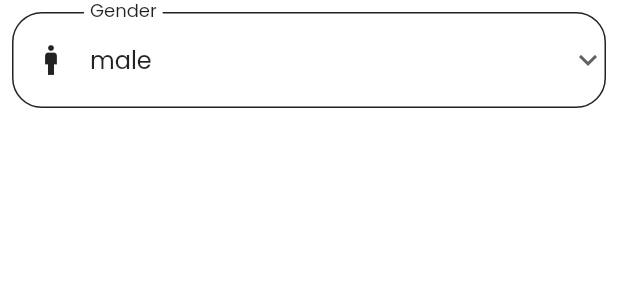
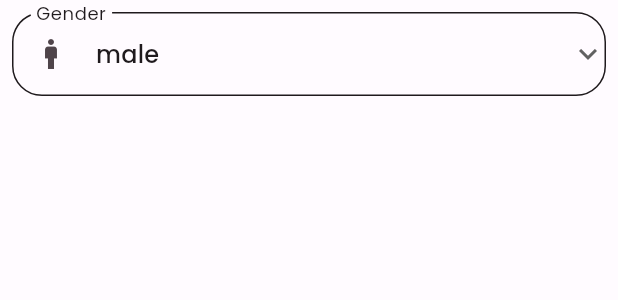
Before and after one commit to MarcoSare/to_do, a Flutter app: the DownListGender widget shown alone on an empty page, opened directly, on a phone screen of 412 x 824 dp. Shown: the top 300 px of the screen. Run offline on Flutter 3.47's test engine with Material 2 defaults, Android fonts, the phone set to English and light mode, and no system bars; our stand-ins replace awesome_dialog, email_validator, shared_preferences, sn_progress_dialog, social_login_buttons; accounts and stored records are empty; network calls fail.

Commit message:
Sesión 11
Sesión 11

```diff
--- a/lib/main.dart
+++ b/lib/main.dart
@@ -4,6 +4,7 @@ import 'package:to_do/provider/theme_provider.dart';
 import 'package:to_do/routes.dart';
 import 'package:to_do/screens/home_screen.dart';
 import 'package:to_do/screens/login_screen.dart';
+import 'package:to_do/screens/regsiter.screen.dart';
 import 'package:to_do/settings/preferences_system.dart';
 import 'package:to_do/settings/preferences_user.dart';
 import 'package:to_do/settings/styles_settings.dart';
--- a/lib/screens/home_screen.dart
+++ b/lib/screens/home_screen.dart
@@ -37,7 +37,6 @@ class _HomeScreenState extends State<HomeScreen> {
                   appBar: AppBar(
                     title: Text(
                       "Hola ${user.firstName!}",
-                      style: const TextStyle(color: Colors.white),
                     ),
                   ),
                   drawer: Drawer(
--- a/lib/settings/styles_settings.dart
+++ b/lib/settings/styles_settings.dart
@@ -2,52 +2,118 @@ import 'package:flutter/material.dart';
 
 class MyThemes {
   static final lightTheme = ThemeData(
+      useMaterial3: true,
+      colorScheme: lightColorScheme,
       fontFamily: "PopPins",
-      primarySwatch: Colors.red,
-      primaryColorLight: Colors.black87,
-      scaffoldBackgroundColor: Colors.white,
       inputDecorationTheme: InputDecorationTheme(
         enabledBorder: OutlineInputBorder(
-            borderSide: const BorderSide(color: Colors.black87),
+            borderSide: const BorderSide(color: Color(0xFF1F1A1D)),
             borderRadius: BorderRadius.circular(20)),
         focusedBorder: OutlineInputBorder(
-            borderSide: const BorderSide(color: Colors.purple),
+            borderSide: const BorderSide(color: Color(0xFF933E82)),
             borderRadius: BorderRadius.circular(20)),
         errorBorder: OutlineInputBorder(
-            borderSide: const BorderSide(color: Colors.red),
+            borderSide: const BorderSide(color: Color(0xFFD21D35)),
             borderRadius: BorderRadius.circular(20)),
         focusedErrorBorder: OutlineInputBorder(
-            borderSide: const BorderSide(color: Colors.red),
+            borderSide: const BorderSide(color: Color(0xFFD21D35)),
             borderRadius: BorderRadius.circular(20)),
-        hintStyle: const TextStyle(color: Colors.black87),
+        hintStyle: const TextStyle(color: Color(0xFF1F1A1D)),
         labelStyle: const TextStyle(
-          color: Colors.black87,
+          color: Color(0xFF1F1A1D),
         ),
       ),
       textTheme: TextTheme(displayLarge: TextStyle(color: Colors.amber)));
 
   static final darkTheme = ThemeData(
+      useMaterial3: true,
+      colorScheme: darkColorScheme,
       fontFamily: "PopPins",
-      primarySwatch: Colors.red,
-      primaryColorLight: Colors.white,
-      scaffoldBackgroundColor: Colors.black87,
       inputDecorationTheme: InputDecorationTheme(
         enabledBorder: OutlineInputBorder(
-            borderSide: const BorderSide(color: Colors.white),
+            borderSide: const BorderSide(color: Color(0xFFEAE0E3)),
             borderRadius: BorderRadius.circular(20)),
         focusedBorder: OutlineInputBorder(
-            borderSide: const BorderSide(color: Colors.purple),
+            borderSide: const BorderSide(color: Color(0xFFFFACE8)),
             borderRadius: BorderRadius.circular(20)),
         errorBorder: OutlineInputBorder(
-            borderSide: const BorderSide(color: Colors.red),
+            borderSide: const BorderSide(color: Color(0xFFFFB4AB)),
             borderRadius: BorderRadius.circular(20)),
         focusedErrorBorder: OutlineInputBorder(
-            borderSide: const BorderSide(color: Colors.red),
+            borderSide: const BorderSide(color: Color(0xFFFFB4AB)),
             borderRadius: BorderRadius.circular(20)),
-        hintStyle: const TextStyle(color: Colors.white),
+        hintStyle: const TextStyle(color: Color(0xFFEAE0E3)),
         labelStyle: const TextStyle(
-          color: Colors.white,
+          color: Color(0xFFEAE0E3),
         ),
       ),
       textTheme: TextTheme(displayLarge: TextStyle(color: Colors.amber)));
 }
+
+const lightColorScheme = ColorScheme(
+  brightness: Brightness.light,
+  primary: Color(0xFF933E82),
+  onPrimary: Color(0xFFFFFFFF),
+  primaryContainer: Color(0xFFFFD7F0),
+  onPrimaryContainer: Color(0xFF3A0032),
+  secondary: Color(0xFF6F5767),
+  onSecondary: Color(0xFFFFFFFF),
+  secondaryContainer: Color(0xFFF9DAEC),
+  onSecondaryContainer: Color(0xFF281623),
+  tertiary: Color(0xFF815341),
+  onTertiary: Color(0xFFFFFFFF),
+  tertiaryContainer: Color(0xFFFFDBCE),
+  onTertiaryContainer: Color(0xFF321205),
+  error: Color(0xFFD21D35),
+  errorContainer: Color(0xFFFFDAD6),
+  onError: Color(0xFFFFFFFF),
+  onErrorContainer: Color(0xFF410002),
+  background: Color(0xFFFFFBFF),
+  onBackground: Color(0xFF1F1A1D),
+  surface: Color(0xFFFFFBFF),
+  onSurface: Color(0xFF1F1A1D),
+  surfaceVariant: Color(0xFFEFDEE6),
+  onSurfaceVariant: Color(0xFF4F444A),
+  outline: Color(0xFF80737B),
+  onInverseSurface: Color(0xFFF8EEF1),
+  inverseSurface: Color(0xFF342F32),
+  inversePrimary: Color(0xFFFFACE8),
+  shadow: Color(0xFF000000),
+  surfaceTint: Color(0xFF933E82),
+  outlineVariant: Color(0xFFD2C2CA),
+  scrim: Color(0xFF000000),
+);
+
+const darkColorScheme = ColorScheme(
+  brightness: Brightness.dark,
+  primary: Color(0xFFFFACE8),
+  onPrimary: Color(0xFF5B0750),
+  primaryContainer: Color(0xFF772569),
+  onPrimaryContainer: Color(0xFFFFD7F0),
+  secondary: Color(0xFFDCBED0),
+  onSecondary: Color(0xFF3E2A38),
+  secondaryContainer: Color(0xFF56404F),
+  onSecondaryContainer: Color(0xFFF9DAEC),
+  tertiary: Color(0xFFF5B9A2),
+  onTertiary: Color(0xFF4B2617),
+  tertiaryContainer: Color(0xFF663C2B),
+  onTertiaryContainer: Color(0xFFFFDBCE),
+  error: Color(0xFFFFB4AB),
+  errorContainer: Color(0xFF93000A),
+  onError: Color(0xFF690005),
+  onErrorContainer: Color(0xFFFFDAD6),
+  background: Color(0xFF1F1A1D),
+  onBackground: Color(0xFFEAE0E3),
+  surface: Color(0xFF1F1A1D),
+  onSurface: Color(0xFFEAE0E3),
+  surfaceVariant: Color(0xFF4F444A),
+  onSurfaceVariant: Color(0xFFD2C2CA),
+  outline: Color(0xFF9B8D94),
+  onInverseSurface: Color(0xFF1F1A1D),
+  inverseSurface: Color(0xFFEAE0E3),
+  inversePrimary: Color(0xFF933E82),
+  shadow: Color(0xFF000000),
+  surfaceTint: Color(0xFFFFACE8),
+  outlineVariant: Color(0xFF4F444A),
+  scrim: Color(0xFF000000),
+);
--- a/lib/widgets/down_list_gender.dart
+++ b/lib/widgets/down_list_gender.dart
@@ -17,14 +17,13 @@ class _DownListGenderState extends State<DownListGender> {
       padding: const EdgeInsets.all(8.0),
       child: DropdownButtonFormField<String>(
         value: dropDownValue,
-        dropdownColor: Colors.white70,
+        dropdownColor: Theme.of(context).colorScheme.background,
         icon: const Icon(Icons.expand_more),
         decoration: InputDecoration(
             prefixIcon: Container(
               margin: const EdgeInsets.only(left: 14, right: 14),
-              child: Icon(
+              child: const Icon(
                 Icons.man,
-                color: Theme.of(context).primaryColorLight,
               ),
             ),
             hintText: "Gender",
@@ -32,8 +31,7 @@ class _DownListGenderState extends State<DownListGender> {
         items: genders.map<DropdownMenuItem<String>>((String value) {
           return DropdownMenuItem<String>(
             value: value,
-            child: Text(value,
-                style: TextStyle(color: Theme.of(context).primaryColorLight)),
+            child: Text(value),
           );
         }).toList(),
         onChanged: (String? newValue) {
--- a/lib/widgets/email_field.dart
+++ b/lib/widgets/email_field.dart
@@ -24,13 +24,11 @@ class _EmailFieldState extends State<EmailField> {
           padding: const EdgeInsets.all(8.0),
           child: TextFormField(
             inputFormatters: [LengthLimitingTextInputFormatter(50)],
-            style: TextStyle(color: Theme.of(context).primaryColorLight),
             decoration: InputDecoration(
                 prefixIcon: Container(
                   margin: const EdgeInsets.only(left: 14, right: 14),
-                  child: Icon(
+                  child: const Icon(
                     Icons.email,
-                    color: Theme.of(context).primaryColorLight,
                   ),
                 ),
                 hintText: widget.hint,
--- a/lib/widgets/text_field.dart
+++ b/lib/widgets/text_field.dart
@@ -33,12 +33,12 @@ class _TextFieldWidgetState extends State<TextFieldWidget> {
           padding: const EdgeInsets.all(8.0),
           child: TextFormField(
             inputFormatters: [LengthLimitingTextInputFormatter(widget.lenght)],
-            style: const TextStyle(color: Colors.black87),
             decoration: InputDecoration(
                 prefixIcon: Container(
                   margin: const EdgeInsets.only(left: 14, right: 14),
-                  child: Icon(widget.icono,
-                      color: Theme.of(context).primaryColorLight),
+                  child: Icon(
+                    widget.icono,
+                  ),
                 ),
                 hintText: widget.hint,
                 labelText: widget.label),
```
Also changed, not shown: lib/responsive.dart (added, +36 -0 lines), lib/screens/login_screen.dart (+81 -23 lines), lib/screens/regsiter.screen.dart (+46 -10 lines), lib/widgets/pass_field.dart (+8 -12 lines), assets/images/graph.png (added).
